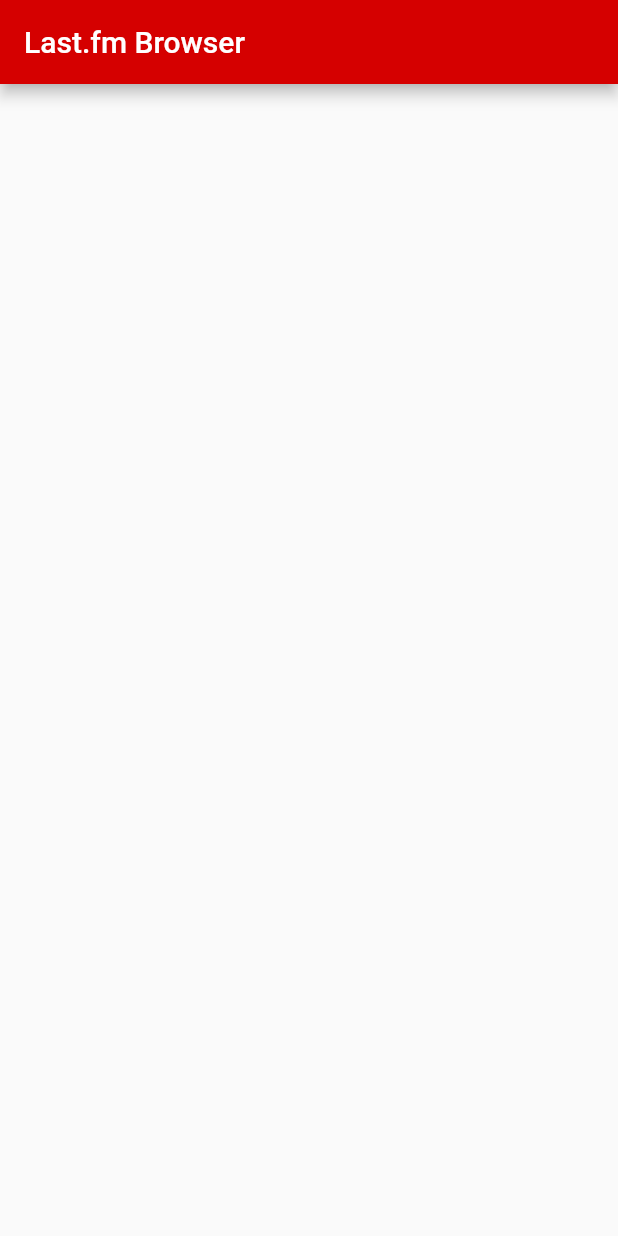
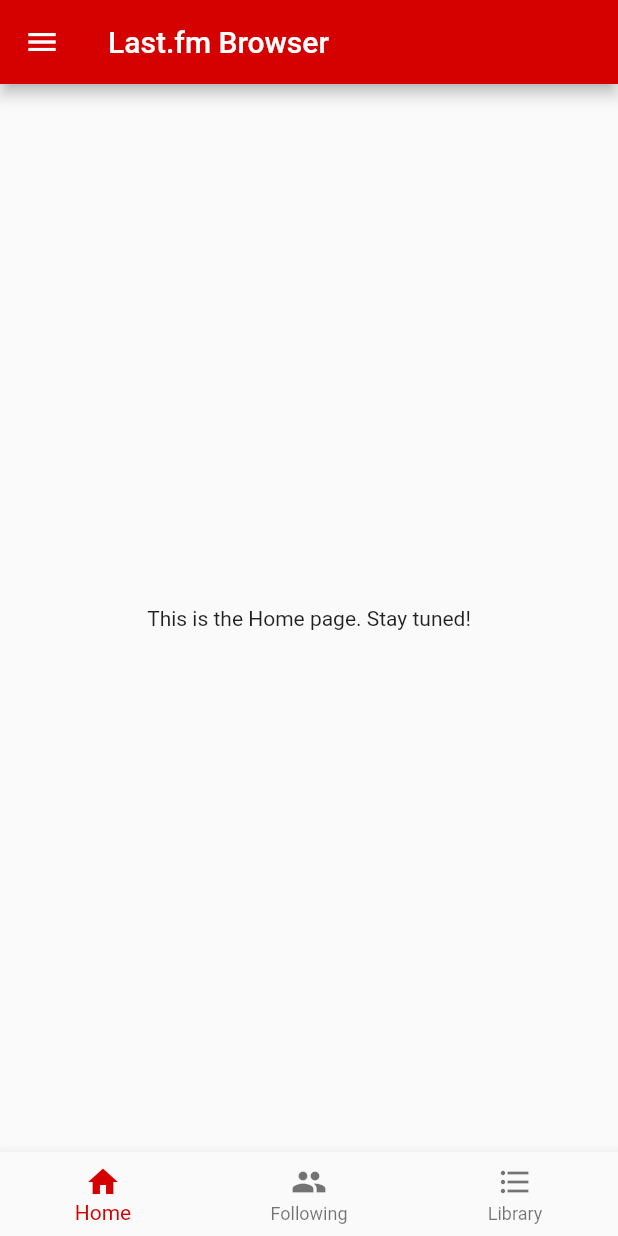
Before and after one commit to daanvissers/lastfm-browser, a Flutter app: the screen it shows after launch, on a phone screen of 412 x 824 dp. Run offline on Flutter 3.47's test engine with Material 2 defaults, Android fonts, the phone set to English and light mode, and no system bars.

Commit message:
Add basic BottomNavigationBar and Drawer

```diff
--- /dev/null
+++ b/lib/homepage.dart
@@ -0,0 +1,98 @@
+import 'package:flutter/material.dart';
+
+class HomePage extends StatefulWidget {
+  HomePage({Key key, this.title}) : super(key: key);
+
+  final String title;
+
+  @override
+  _HomePageState createState() => _HomePageState();
+}
+
+class _HomePageState extends State<HomePage> {
+  @override
+  Widget build(BuildContext context) {
+    return Scaffold(
+      appBar: AppBar(
+        title: Text(widget.title),
+      ),
+      body: Center(
+        child: _widgetOptions.elementAt(_selectedIndex),
+      ),
+      drawer: Drawer(
+        // Add a ListView to the drawer. This ensures the user can scroll
+        // through the options in the drawer if there isn't enough vertical
+        // space to fit everything.
+        child: ListView(
+          // Important: Remove any padding from the ListView.
+          padding: EdgeInsets.zero,
+          children: <Widget>[
+            DrawerHeader(
+              child: Text('Drawer Header'),
+              decoration: BoxDecoration(
+                color: Colors.red,
+              ),
+            ),
+            ListTile(
+              title: Text('Item 1'),
+              onTap: () {
+                Navigator.pop(context);
+                //Navigator.of(context).push(MaterialPageRoute(
+                //    builder: (BuildContext context) => SecondRoute()));
+              },
+            ),
+            ListTile(
+              title: Text('Item 2'),
+              onTap: () {
+                // Update the state of the app
+                // ...
+                // Then close the drawer
+                Navigator.pop(context);
+              },
+            ),
+          ],
+        ),
+      ),
+      bottomNavigationBar: BottomNavigationBar(
+        // BottomNavigationBar items
+        items: const <BottomNavigationBarItem>[
+          BottomNavigationBarItem(
+            icon: Icon(Icons.home),
+            title: Text('Home'),
+          ),
+          BottomNavigationBarItem(
+            icon: Icon(Icons.people),
+            title: Text('Following'),
+          ),
+          BottomNavigationBarItem(
+            icon: Icon(Icons.format_list_bulleted),
+            title: Text('Library'),
+          ),
+        ],
+        currentIndex: _selectedIndex,
+        selectedItemColor: Color.fromRGBO(213, 0, 0, 1),
+        onTap: _onItemTapped,
+      ),
+    );
+  }
+
+  int _selectedIndex = 0;
+
+  static const List<Widget> _widgetOptions = <Widget>[
+    Text(
+      'This is the Home page. Stay tuned!',
+    ),
+    Text(
+      'This is the Following page. Stay tuned!',
+    ),
+    Text(
+      'This is your Library. Stay tuned!',
+    ),
+  ];
+
+  void _onItemTapped(int index) {
+    setState(() {
+      _selectedIndex = index;
+    });
+  }
+}
--- a/lib/main.dart
+++ b/lib/main.dart
@@ -1,4 +1,5 @@
 import 'package:flutter/material.dart';
+import 'package:lastfm_browser/homepage.dart';
 
 void main() => runApp(App());
 
@@ -14,28 +15,3 @@ class App extends StatelessWidget {
     );
   }
 }
-
-class HomePage extends StatefulWidget {
-  HomePage({Key key, this.title}) : super(key: key);
-
-  final String title;
-
-  @override
-  _HomePageState createState() => _HomePageState();
-}
-
-class _HomePageState extends State<HomePage> {
-
-  @override
-  Widget build(BuildContext context) {
-
-    return Scaffold(
-      appBar: AppBar(
-        title: Text(widget.title),
-      ),
-      body: Center(
-        child: Column(),
-      ),
-    );
-  }
-}
```
